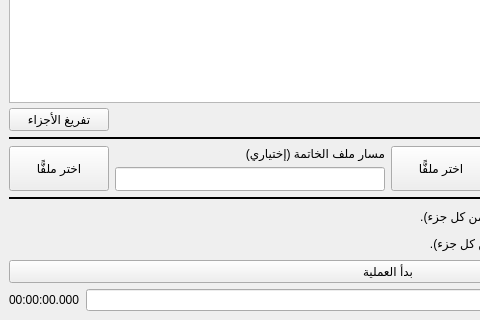
Qt form windows/main_window.ui (ieasybooks/taqtie) before a commit; both pictures show x 0 to 480 and y 280 to 600 of the 800 by 600 pixel window.
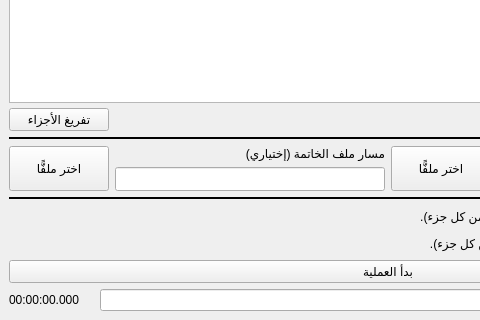
The same form after that commit.

Commit message: Fix dynamic process timer label width UI issue

What changed in the file:
```diff
--- a/windows/main_window.ui
+++ b/windows/main_window.ui
@@ -795,6 +795,12 @@
               <verstretch>0</verstretch>
              </sizepolicy>
             </property>
+            <property name="minimumSize">
+             <size>
+              <width>85</width>
+              <height>0</height>
+             </size>
+            </property>
             <property name="text">
              <string>00:00:00.000</string>
             </property>
```
Left out of the diff: 5 changed lines with no effect on the pictures.
